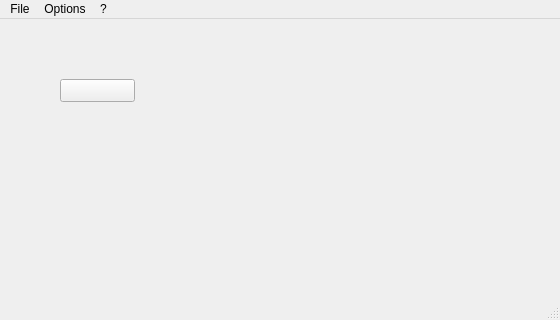
First picture: the form in network-example/network-user/forms/UserMainWindow.ui, repository hasboeuf/hb, before the edit.
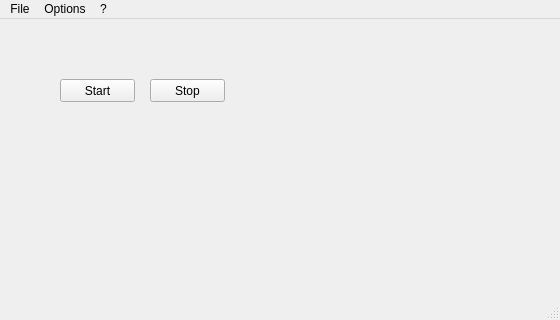
Second picture: the form after the edit.

```diff
--- a/network-example/network-user/forms/UserMainWindow.ui
+++ b/network-example/network-user/forms/UserMainWindow.ui
@@ -24,7 +24,20 @@
      </rect>
     </property>
     <property name="text">
-     <string/>
+     <string>Start</string>
+    </property>
+   </widget>
+   <widget class="QPushButton" name="ui_qpb_stop">
+    <property name="geometry">
+     <rect>
+      <x>150</x>
+      <y>60</y>
+      <width>75</width>
+      <height>23</height>
+     </rect>
+    </property>
+    <property name="text">
+     <string>Stop</string>
     </property>
    </widget>
   </widget>
```
